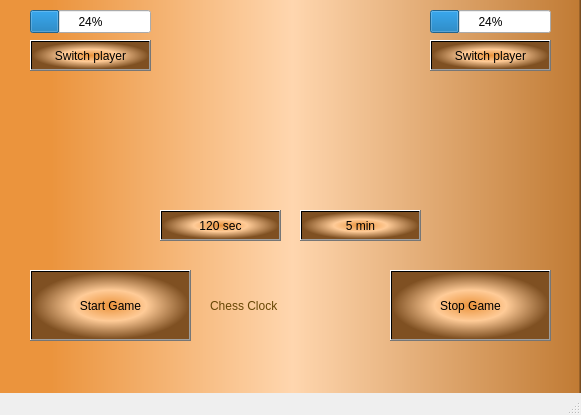
Above: Kt_7/mainwindow.ui from JuhoHackspace/Olio-ohjelmointi_kotitehtavat before the change. Below: the same form after it.
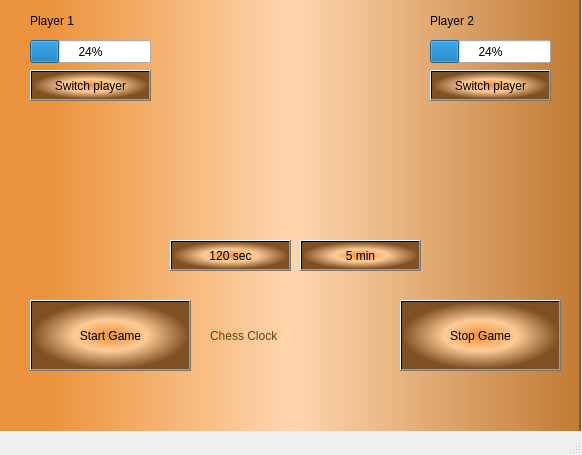
That is the form after the change.

Commit message: Muokattiin tehtavaa 7 shakkikello

Diff of the .ui file:
```diff
--- a/Kt_7/mainwindow.ui
+++ b/Kt_7/mainwindow.ui
@@ -6,8 +6,8 @@
    <rect>
     <x>0</x>
     <y>0</y>
-    <width>581</width>
-    <height>415</height>
+    <width>582</width>
+    <height>455</height>
    </rect>
   </property>
   <property name="windowTitle">
@@ -21,7 +21,7 @@
     <property name="geometry">
      <rect>
       <x>30</x>
-      <y>10</y>
+      <y>40</y>
       <width>121</width>
       <height>23</height>
      </rect>
@@ -34,7 +34,7 @@
     <property name="geometry">
      <rect>
       <x>430</x>
-      <y>10</y>
+      <y>40</y>
       <width>121</width>
       <height>23</height>
      </rect>
@@ -47,7 +47,7 @@
     <property name="geometry">
      <rect>
       <x>30</x>
-      <y>40</y>
+      <y>70</y>
       <width>121</width>
       <height>31</height>
      </rect>
@@ -64,7 +64,7 @@
     <property name="geometry">
      <rect>
       <x>430</x>
-      <y>40</y>
+      <y>70</y>
       <width>121</width>
       <height>31</height>
      </rect>
@@ -81,7 +81,7 @@
     <property name="geometry">
      <rect>
       <x>30</x>
-      <y>270</y>
+      <y>300</y>
       <width>161</width>
       <height>71</height>
      </rect>
@@ -97,8 +97,8 @@
    <widget class="QPushButton" name="stop">
     <property name="geometry">
      <rect>
-      <x>390</x>
-      <y>270</y>
+      <x>400</x>
+      <y>300</y>
       <width>161</width>
       <height>71</height>
      </rect>
@@ -118,7 +118,7 @@
     <property name="geometry">
      <rect>
       <x>60</x>
-      <y>140</y>
+      <y>170</y>
       <width>451</width>
       <height>61</height>
      </rect>
@@ -137,8 +137,8 @@
    <widget class="QPushButton" name="min_2">
     <property name="geometry">
      <rect>
-      <x>160</x>
-      <y>210</y>
+      <x>170</x>
+      <y>240</y>
       <width>121</width>
       <height>31</height>
      </rect>
@@ -155,7 +155,7 @@
     <property name="geometry">
      <rect>
       <x>300</x>
-      <y>210</y>
+      <y>240</y>
       <width>121</width>
       <height>31</height>
      </rect>
@@ -175,7 +175,7 @@
     <property name="geometry">
      <rect>
       <x>60</x>
-      <y>80</y>
+      <y>110</y>
       <width>451</width>
       <height>61</height>
      </rect>
@@ -197,7 +197,7 @@
       <x>0</x>
       <y>0</y>
       <width>581</width>
-      <height>401</height>
+      <height>431</height>
      </rect>
     </property>
     <property name="styleSheet">
@@ -211,7 +211,7 @@
     <property name="geometry">
      <rect>
       <x>210</x>
-      <y>270</y>
+      <y>300</y>
       <width>171</width>
       <height>71</height>
      </rect>
@@ -224,6 +224,38 @@
      <string>Chess Clock</string>
     </property>
    </widget>
+   <widget class="QLabel" name="label">
+    <property name="geometry">
+     <rect>
+      <x>30</x>
+      <y>10</y>
+      <width>121</width>
+      <height>21</height>
+     </rect>
+    </property>
+    <property name="styleSheet">
+     <string notr="true">font: 900 16pt &quot;Arial Black&quot;;</string>
+    </property>
+    <property name="text">
+     <string>Player 1</string>
+    </property>
+   </widget>
+   <widget class="QLabel" name="label_3">
+    <property name="geometry">
+     <rect>
+      <x>430</x>
+      <y>10</y>
+      <width>121</width>
+      <height>21</height>
+     </rect>
+    </property>
+    <property name="styleSheet">
+     <string notr="true">font: 900 16pt &quot;Arial Black&quot;;</string>
+    </property>
+    <property name="text">
+     <string>Player 2</string>
+    </property>
+   </widget>
    <zorder>background</zorder>
    <zorder>pl_1_bar</zorder>
    <zorder>pl_2_bar</zorder>
@@ -236,13 +268,15 @@
    <zorder>min_5</zorder>
    <zorder>winner</zorder>
    <zorder>chessclock</zorder>
+   <zorder>label</zorder>
+   <zorder>label_3</zorder>
   </widget>
   <widget class="QMenuBar" name="menubar">
    <property name="geometry">
     <rect>
      <x>0</x>
      <y>0</y>
-     <width>581</width>
+     <width>582</width>
      <height>21</height>
     </rect>
    </property>
```
The commit also changes 1 other file.
